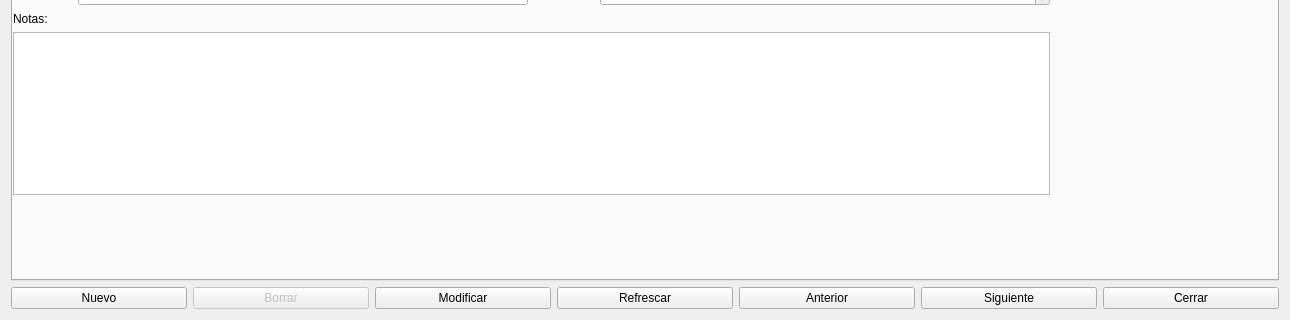
Before: the Qt Designer form clientes.ui in Ladis72/tienda, drawn with Qt 5; both pictures show x 0 to 1290 and y 331 to 651 of the 1290 by 651 pixel window.
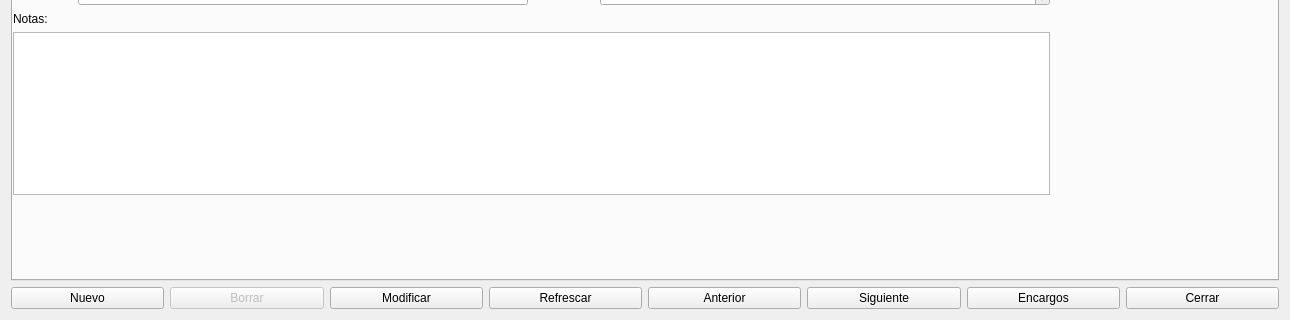
After: the same form once the commit is applied.

```diff
--- a/clientes.ui
+++ b/clientes.ui
@@ -79,6 +79,16 @@
        </property>
       </widget>
      </item>
+     <item>
+      <widget class="QPushButton" name="btn_encargos_cliente">
+       <property name="text">
+        <string>Encargos</string>
+       </property>
+       <property name="autoDefault">
+        <bool>false</bool>
+       </property>
+      </widget>
+     </item>
      <item>
       <widget class="QPushButton" name="pushButtonCerrar">
        <property name="text">
```
